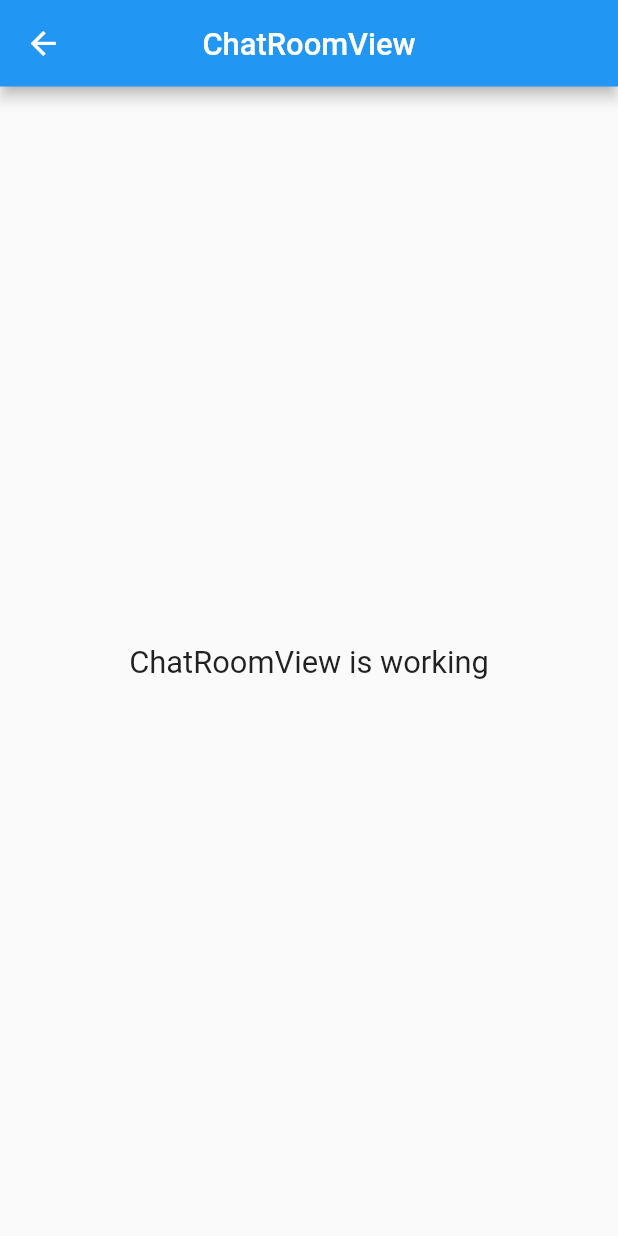
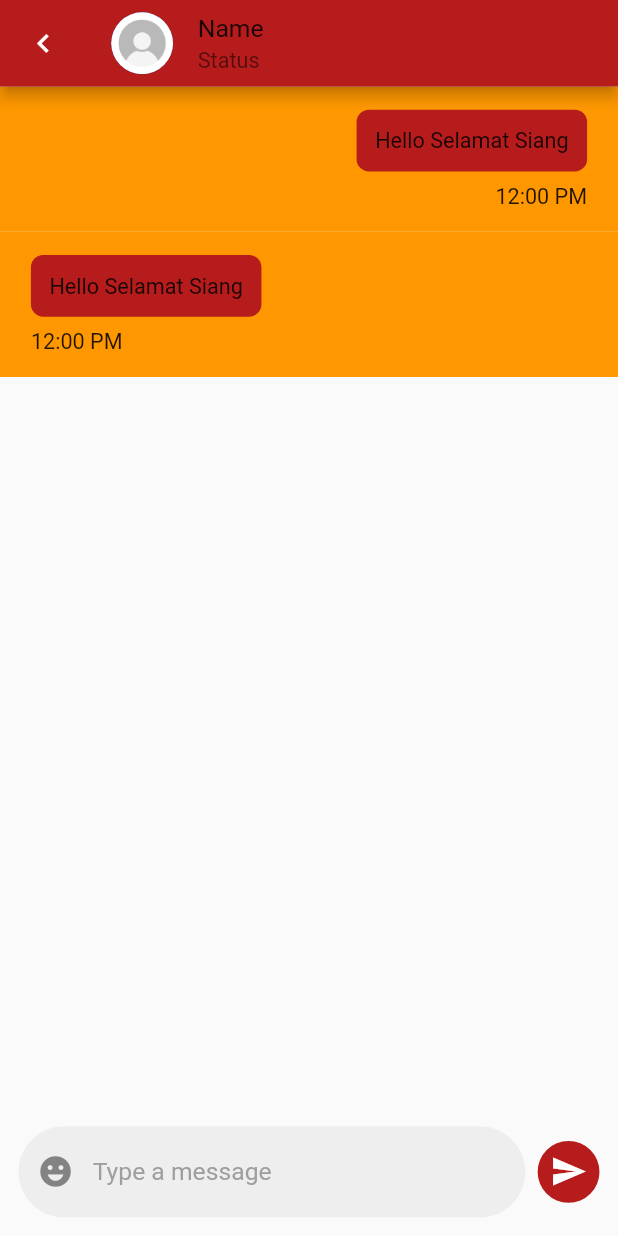
Before and after one commit to handika231/chat-app, a Flutter app: the ChatRoomView screen opened by its route, on a phone screen of 412 x 824 dp. Run offline on Flutter 3.47's test engine with Material 2 defaults, Android fonts, the phone set to English and light mode, and no system bars; our stand-ins replace avatar_glow, firebase_core, get, get_it, introduction_screen, lottie and 2 more; accounts and stored records are empty; project files that could hold a hidden picture were left out.

Commit message:
slicing chat room

```diff
--- a/lib/app/application.dart
+++ b/lib/app/application.dart
@@ -44,7 +44,7 @@ class _ApplicationState extends State<Application> {
             title: "Chat App",
             debugShowCheckedModeBanner: false,
             initialRoute: splashController.isSplash.value
-                ? Routes.CHANGE_PROFILE
+                ? Routes.CHAT_ROOM
                 : AppPages.INTRODUCTION,
             getPages: AppPages.routes,
           );
--- a/lib/app/modules/chat_room/views/chat_room_view.dart
+++ b/lib/app/modules/chat_room/views/chat_room_view.dart
@@ -1,5 +1,4 @@
 import 'package:flutter/material.dart';
-
 import 'package:get/get.dart';
 
 import '../controllers/chat_room_controller.dart';
@@ -10,15 +9,116 @@ class ChatRoomView extends GetView<ChatRoomController> {
   Widget build(BuildContext context) {
     return Scaffold(
       appBar: AppBar(
-        title: const Text('ChatRoomView'),
-        centerTitle: true,
+        leading: IconButton(
+          onPressed: () {
+            Get.back();
+          },
+          icon: const Icon(Icons.chevron_left),
+        ),
+        title: const ListTile(
+          contentPadding: EdgeInsets.all(0),
+          leading: CircleAvatar(
+            backgroundImage: AssetImage(
+              'assets/profile.png',
+            ),
+          ),
+          title: Text('Name'),
+          subtitle: Text('Status'),
+        ),
+        backgroundColor: Colors.red[900],
       ),
-      body: Center(
-        child: Text(
-          'ChatRoomView is working',
-          style: TextStyle(fontSize: 20),
-        ),
+      body: Column(
+        children: [
+          Expanded(
+            child: ListView(
+              children: const [
+                ItemChat(isSender: false),
+                ItemChat(isSender: true),
+              ],
+            ),
+          ),
+          Container(
+            padding: const EdgeInsets.all(12),
+            child: Row(
+              children: [
+                Expanded(
+                  child: TextField(
+                    cursorColor: Colors.red[900],
+                    decoration: InputDecoration(
+                      prefixIcon: IconButton(
+                        onPressed: () {},
+                        icon: const Icon(Icons.emoji_emotions),
+                      ),
+                      hintText: 'Type a message',
+                      hintStyle: const TextStyle(color: Colors.grey),
+                      border: OutlineInputBorder(
+                        borderRadius: BorderRadius.circular(30),
+                        borderSide: BorderSide.none,
+                      ),
+                      filled: true,
+                      fillColor: Colors.grey[200],
+                    ),
+                  ),
+                ),
+                const SizedBox(
+                  width: 8,
+                ),
+                Material(
+                  color: Colors.red[900],
+                  shape: RoundedRectangleBorder(
+                    borderRadius: BorderRadius.circular(30),
+                  ),
+                  child: InkWell(
+                    onTap: () {},
+                    borderRadius: BorderRadius.circular(30),
+                    child: const Padding(
+                      padding: EdgeInsets.all(8),
+                      child: Icon(
+                        Icons.send,
+                        color: Colors.white,
+                      ),
+                    ),
+                  ),
+                )
+              ],
+            ),
+          ),
+        ],
       ),
     );
   }
 }
+
+class ItemChat extends StatelessWidget {
+  final bool isSender;
+  const ItemChat({super.key, required this.isSender});
+
+  @override
+  Widget build(BuildContext context) {
+    return Container(
+      padding: const EdgeInsets.symmetric(
+        horizontal: 20,
+        vertical: 15,
+      ),
+      color: Colors.orange,
+      child: Column(
+        crossAxisAlignment:
+            isSender ? CrossAxisAlignment.start : CrossAxisAlignment.end,
+        children: [
+          Container(
+            padding: const EdgeInsets.all(12),
+            decoration: BoxDecoration(
+              color: Colors.red[900],
+              borderRadius: BorderRadius.circular(8),
+            ),
+            child: const Text('Hello Selamat Siang'),
+          ),
+          const SizedBox(
+            height: 8,
+          ),
+          const Text('12:00 PM'),
+        ],
+      ),
+    );
+  }
+}
```
